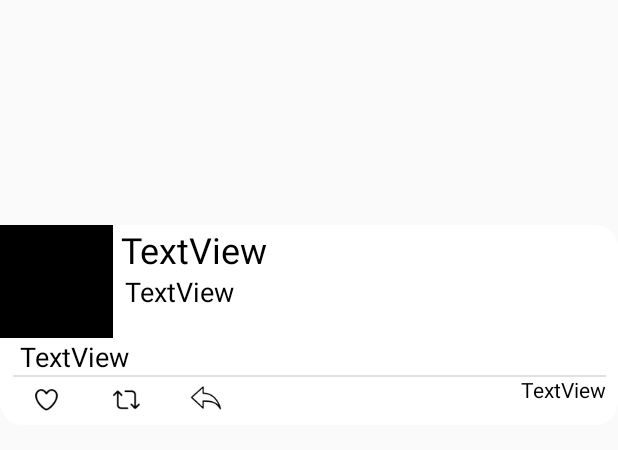
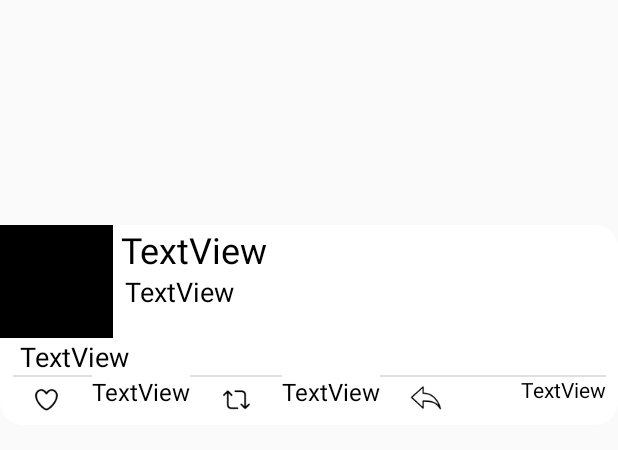
Before and after one commit to Cbaharav/MySimpleTweets, an Android app: the layout activity_details.xml on its own in the app's theme, with its tools: preview values and no code run, on a phone screen of 412 x 824 dp. Shown: the top 450 px of the screen. Run offline under Robolectric (Android 15) with nearby library versions, the phone set to English and light mode, and no system bars.

Commit message:
live like and retweet counts on tweet details views

```diff
--- a/app/src/main/res/layout/activity_details.xml
+++ b/app/src/main/res/layout/activity_details.xml
@@ -9,9 +9,7 @@
     android:background="#0020A7FF"
     android:onClick="onClick">
 
-    <android.support.constraint.ConstraintLayout xmlns:android="http://schemas.android.com/apk/res/android"
-        xmlns:app="http://schemas.android.com/apk/res-auto"
-        xmlns:tools="http://schemas.android.com/tools"
+    <android.support.constraint.ConstraintLayout
         android:layout_width="match_parent"
         android:layout_height="wrap_content"
         android:layout_marginTop="150dp"
@@ -110,7 +108,7 @@
             android:layout_height="32dp"
             android:layout_marginStart="8dp"
             android:background="@null"
-            app:layout_constraintStart_toEndOf="@+id/btnLike"
+            app:layout_constraintStart_toEndOf="@+id/tvLikeCount"
             app:layout_constraintTop_toBottomOf="@+id/tvBody"
             app:srcCompat="@drawable/ic_vector_retweet_stroke" />
 
@@ -120,10 +118,34 @@
             android:layout_height="33dp"
             android:layout_marginStart="8dp"
             android:background="@null"
+            android:onClick="onReply"
+            app:layout_constraintStart_toEndOf="@+id/tvRTCount"
+            app:layout_constraintTop_toBottomOf="@+id/tvBody"
+            app:srcCompat="@drawable/reply_big" />
+
+        <TextView
+            android:id="@+id/tvLikeCount"
+            android:layout_width="wrap_content"
+            android:layout_height="wrap_content"
+            android:layout_marginStart="8dp"
+            android:text="TextView"
+            android:textSize="16dp"
+            app:layout_constraintStart_toEndOf="@+id/btnLike"
+            app:layout_constraintTop_toTopOf="@+id/btnRetweet"
+            android:background="@android:color/white"
+            android:textColor="@android:color/black"/>
+
+        <TextView
+            android:id="@+id/tvRTCount"
+            android:layout_width="wrap_content"
+            android:layout_height="wrap_content"
+            android:layout_marginStart="8dp"
+            android:text="TextView"
+            android:textSize="16dp"
             app:layout_constraintStart_toEndOf="@+id/btnRetweet"
-            app:layout_constraintTop_toBottomOf="@+id/tvBody"
-            app:srcCompat="@drawable/reply_big"
-            android:onClick="onReply"/>
+            app:layout_constraintTop_toTopOf="@+id/btnReply"
+            android:background="@android:color/white"
+            android:textColor="@android:color/black"/>
 
     </android.support.constraint.ConstraintLayout>
 </android.support.constraint.ConstraintLayout>
```
Also changed, not shown: app/src/main/java/com/codepath/apps/restclienttemplate/TweetDetailsActivity.java (+10 -0 lines), app/src/main/java/com/codepath/apps/restclienttemplate/models/Tweet.java (+6 -2 lines).
